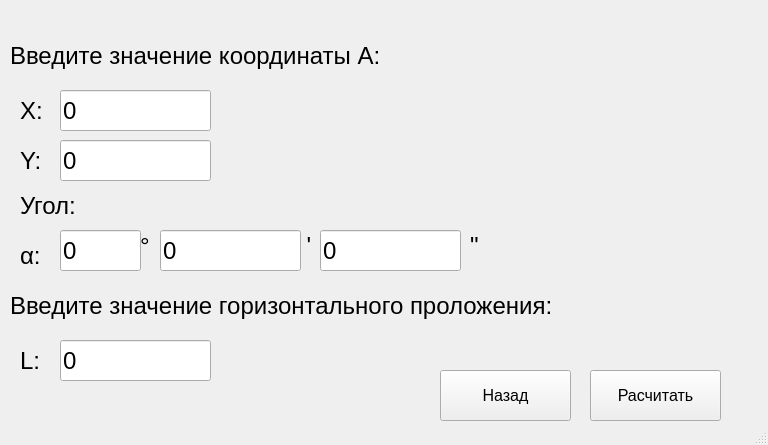
Qt form mainwindow.ui (zarovDeveloper/geodeticProblem) before a commit.
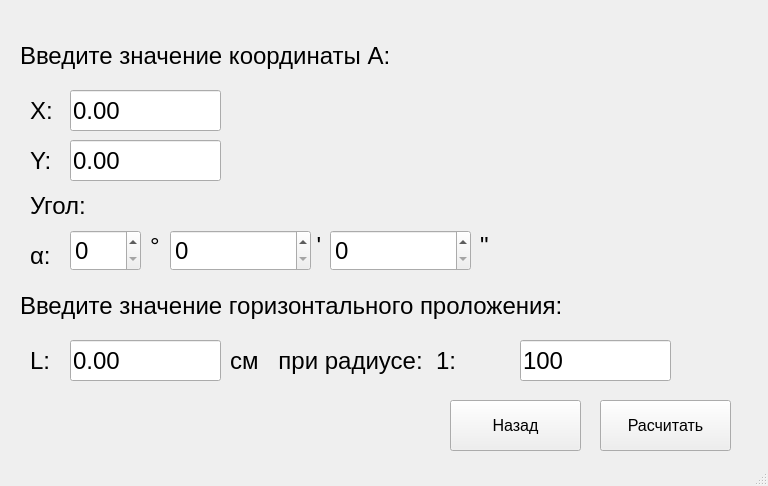
The same form after that commit.

Commit message: Full version of directGD

```diff
--- a/mainwindow.ui
+++ b/mainwindow.ui
@@ -7,7 +7,7 @@
     <x>0</x>
     <y>0</y>
     <width>768</width>
-    <height>445</height>
+    <height>486</height>
    </rect>
   </property>
   <property name="windowTitle">
@@ -94,7 +94,7 @@
      <widget class="QLabel" name="label_directGD_inputA">
       <property name="geometry">
        <rect>
-        <x>10</x>
+        <x>20</x>
         <y>20</y>
         <width>471</width>
         <height>51</height>
@@ -112,7 +112,7 @@
      <widget class="QLabel" name="label_directGD_inputX">
       <property name="geometry">
        <rect>
-        <x>20</x>
+        <x>30</x>
         <y>80</y>
         <width>31</width>
         <height>41</height>
@@ -130,7 +130,7 @@
      <widget class="QLabel" name="label_directGD_inputY">
       <property name="geometry">
        <rect>
-        <x>20</x>
+        <x>30</x>
         <y>130</y>
         <width>31</width>
         <height>41</height>
@@ -145,52 +145,10 @@
        <string>Y:</string>
       </property>
      </widget>
-     <widget class="QLineEdit" name="lineEdit_directGD_inputAx">
-      <property name="geometry">
-       <rect>
-        <x>60</x>
-        <y>80</y>
-        <width>151</width>
-        <height>41</height>
-       </rect>
-      </property>
-      <property name="font">
-       <font>
-        <pointsize>18</pointsize>
-       </font>
-      </property>
-      <property name="text">
-       <string>0</string>
-      </property>
-      <property name="maxLength">
-       <number>20</number>
-      </property>
-     </widget>
-     <widget class="QLineEdit" name="lineEdit_directGD_inputAy">
-      <property name="geometry">
-       <rect>
-        <x>60</x>
-        <y>130</y>
-        <width>151</width>
-        <height>41</height>
-       </rect>
-      </property>
-      <property name="font">
-       <font>
-        <pointsize>18</pointsize>
-       </font>
-      </property>
-      <property name="text">
-       <string>0</string>
-      </property>
-      <property name="maxLength">
-       <number>20</number>
-      </property>
-     </widget>
      <widget class="QLabel" name="label_directGD_inputAngle">
       <property name="geometry">
        <rect>
-        <x>20</x>
+        <x>30</x>
         <y>180</y>
         <width>71</width>
         <height>31</height>
@@ -205,31 +163,10 @@
        <string>Угол:</string>
       </property>
      </widget>
-     <widget class="QLineEdit" name="lineEdit_directGD_angle_degrees">
-      <property name="geometry">
-       <rect>
-        <x>60</x>
-        <y>220</y>
-        <width>81</width>
-        <height>41</height>
-       </rect>
-      </property>
-      <property name="font">
-       <font>
-        <pointsize>18</pointsize>
-       </font>
-      </property>
-      <property name="text">
-       <string>0</string>
-      </property>
-      <property name="maxLength">
-       <number>4</number>
-      </property>
-     </widget>
      <widget class="QLabel" name="label_directGD_Angle">
       <property name="geometry">
        <rect>
-        <x>20</x>
+        <x>30</x>
         <y>230</y>
         <width>31</width>
         <height>31</height>
@@ -244,31 +181,10 @@
        <string>α:</string>
       </property>
      </widget>
-     <widget class="QLineEdit" name="lineEdit_directGD_L">
-      <property name="geometry">
-       <rect>
-        <x>60</x>
-        <y>330</y>
-        <width>151</width>
-        <height>41</height>
-       </rect>
-      </property>
-      <property name="font">
-       <font>
-        <pointsize>18</pointsize>
-       </font>
-      </property>
-      <property name="text">
-       <string>0</string>
-      </property>
-      <property name="maxLength">
-       <number>20</number>
-      </property>
-     </widget>
      <widget class="QLabel" name="label_directGD_L">
       <property name="geometry">
        <rect>
-        <x>20</x>
+        <x>30</x>
         <y>330</y>
         <width>31</width>
         <height>41</height>
@@ -286,7 +202,7 @@
      <widget class="QLabel" name="label_directGD_inputL">
       <property name="geometry">
        <rect>
-        <x>10</x>
+        <x>20</x>
         <y>280</y>
         <width>691</width>
         <height>31</height>
@@ -304,8 +220,8 @@
      <widget class="QPushButton" name="pushButton_directGD_solve">
       <property name="geometry">
        <rect>
-        <x>590</x>
-        <y>360</y>
+        <x>600</x>
+        <y>390</y>
         <width>131</width>
         <height>51</height>
        </rect>
@@ -322,8 +238,8 @@
      <widget class="QPushButton" name="pushButton_directGD_back">
       <property name="geometry">
        <rect>
-        <x>440</x>
-        <y>360</y>
+        <x>450</x>
+        <y>390</y>
         <width>131</width>
         <height>51</height>
        </rect>
@@ -337,55 +253,10 @@
        <string>Назад</string>
       </property>
      </widget>
-     <widget class="QLineEdit" name="lineEdit_directGD_angle_minutes">
-      <property name="geometry">
-       <rect>
-        <x>160</x>
-        <y>220</y>
-        <width>141</width>
-        <height>41</height>
-       </rect>
-      </property>
-      <property name="font">
-       <font>
-        <pointsize>18</pointsize>
-       </font>
-      </property>
-      <property name="text">
-       <string>0</string>
-      </property>
-      <property name="maxLength">
-       <number>20</number>
-      </property>
-     </widget>
-     <widget class="QLineEdit" name="lineEdit_directGD_angle_seconds">
-      <property name="geometry">
-       <rect>
-        <x>320</x>
-        <y>220</y>
-        <width>141</width>
-        <height>41</height>
-       </rect>
-      </property>
-      <property name="font">
-       <font>
-        <pointsize>18</pointsize>
-       </font>
-      </property>
-      <property name="text">
-       <string>0</string>
-      </property>
-      <property name="maxLength">
-       <number>20</number>
-      </property>
-      <property name="cursorPosition">
-       <number>1</number>
-      </property>
-     </widget>
      <widget class="QLabel" name="label_degree">
       <property name="geometry">
        <rect>
-        <x>140</x>
+        <x>150</x>
         <y>220</y>
         <width>16</width>
         <height>31</height>
@@ -398,7 +269,7 @@
      <widget class="QLabel" name="label_minutes">
       <property name="geometry">
        <rect>
-        <x>300</x>
+        <x>310</x>
         <y>220</y>
         <width>16</width>
         <height>31</height>
@@ -416,7 +287,7 @@
      <widget class="QLabel" name="label_seconds">
       <property name="geometry">
        <rect>
-        <x>470</x>
+        <x>480</x>
         <y>220</y>
         <width>16</width>
         <height>31</height>
@@ -431,6 +302,178 @@
        <string>&quot;</string>
       </property>
      </widget>
+     <widget class="QSpinBox" name="spinBox_directGD_inputAngle_degrees">
+      <property name="geometry">
+       <rect>
+        <x>70</x>
+        <y>220</y>
+        <width>71</width>
+        <height>41</height>
+       </rect>
+      </property>
+      <property name="wrapping">
+       <bool>false</bool>
+      </property>
+      <property name="frame">
+       <bool>true</bool>
+      </property>
+      <property name="readOnly">
+       <bool>false</bool>
+      </property>
+      <property name="accelerated">
+       <bool>false</bool>
+      </property>
+      <property name="keyboardTracking">
+       <bool>true</bool>
+      </property>
+      <property name="showGroupSeparator" stdset="0">
+       <bool>false</bool>
+      </property>
+      <property name="maximum">
+       <number>1000000000</number>
+      </property>
+      <property name="stepType">
+       <enum>QAbstractSpinBox::AdaptiveDecimalStepType</enum>
+      </property>
+     </widget>
+     <widget class="QSpinBox" name="spinBox_directGD_inputAngle_minutes">
+      <property name="geometry">
+       <rect>
+        <x>170</x>
+        <y>220</y>
+        <width>141</width>
+        <height>41</height>
+       </rect>
+      </property>
+      <property name="wrapping">
+       <bool>false</bool>
+      </property>
+      <property name="frame">
+       <bool>true</bool>
+      </property>
+      <property name="readOnly">
+       <bool>false</bool>
+      </property>
+      <property name="accelerated">
+       <bool>false</bool>
+      </property>
+      <property name="keyboardTracking">
+       <bool>true</bool>
+      </property>
+      <property name="showGroupSeparator" stdset="0">
+       <bool>false</bool>
+      </property>
+      <property name="maximum">
+       <number>1000000000</number>
+      </property>
+      <property name="stepType">
+       <enum>QAbstractSpinBox::AdaptiveDecimalStepType</enum>
+      </property>
+     </widget>
+     <widget class="QSpinBox" name="spinBox_directGD_inputAngle_seconds">
+      <property name="geometry">
+       <rect>
+        <x>330</x>
+        <y>220</y>
+        <width>141</width>
+        <height>41</height>
+       </rect>
+      </property>
+      <property name="wrapping">
+       <bool>false</bool>
+      </property>
+      <property name="frame">
+       <bool>true</bool>
+      </property>
+      <property name="readOnly">
+       <bool>false</bool>
+      </property>
+      <property name="accelerated">
+       <bool>false</bool>
+      </property>
+      <property name="keyboardTracking">
+       <bool>true</bool>
+      </property>
+      <property name="showGroupSeparator" stdset="0">
+       <bool>false</bool>
+      </property>
+      <property name="maximum">
+       <number>1000000000</number>
+      </property>
+      <property name="stepType">
+       <enum>QAbstractSpinBox::AdaptiveDecimalStepType</enum>
+      </property>
+     </widget>
+     <widget class="QLineEdit" name="lineEdit_directGD_inputAx">
+      <property name="geometry">
+       <rect>
+        <x>70</x>
+        <y>80</y>
+        <width>151</width>
+        <height>41</height>
+       </rect>
+      </property>
+      <property name="text">
+       <string>0.00</string>
+      </property>
+     </widget>
+     <widget class="QLineEdit" name="lineEdit_directGD_inputAy">
+      <property name="geometry">
+       <rect>
+        <x>70</x>
+        <y>130</y>
+        <width>151</width>
+        <height>41</height>
+       </rect>
+      </property>
+      <property name="text">
+       <string>0.00</string>
+      </property>
+     </widget>
+     <widget class="QLineEdit" name="lineEdit_directGD_inputL">
+      <property name="geometry">
+       <rect>
+        <x>70</x>
+        <y>330</y>
+        <width>151</width>
+        <height>41</height>
+       </rect>
+      </property>
+      <property name="text">
+       <string>0.00</string>
+      </property>
+     </widget>
+     <widget class="QLabel" name="label_directGD_inputA_2">
+      <property name="geometry">
+       <rect>
+        <x>230</x>
+        <y>330</y>
+        <width>291</width>
+        <height>41</height>
+       </rect>
+      </property>
+      <property name="font">
+       <font>
+        <pointsize>18</pointsize>
+       </font>
+      </property>
+      <property name="text">
+       <string>см   при радиусе:  1:</string>
+      </property>
+     </widget>
+     <widget class="QLineEdit" name="lineEdit_directGD_inputScale">
+      <property name="geometry">
+       <rect>
+        <x>520</x>
+        <y>330</y>
+        <width>151</width>
+        <height>41</height>
+       </rect>
+      </property>
+      <property name="text">
+       <string>100</string>
+      </property>
+     </widget>
     </widget>
     <widget class="QWidget" name="resDirectGD_page">
      <widget class="QLabel" name="label_directGD_coordB">
```
Left out of the diff: 40 changed lines with no effect on the pictures. The commit also changes 7 other files.
